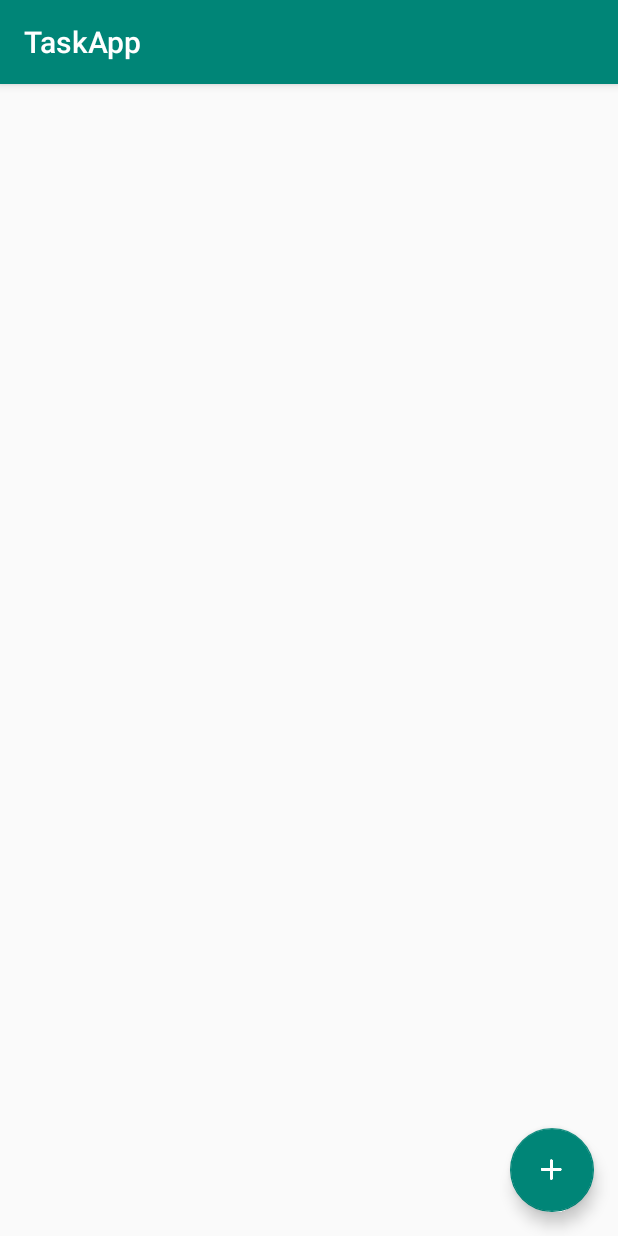
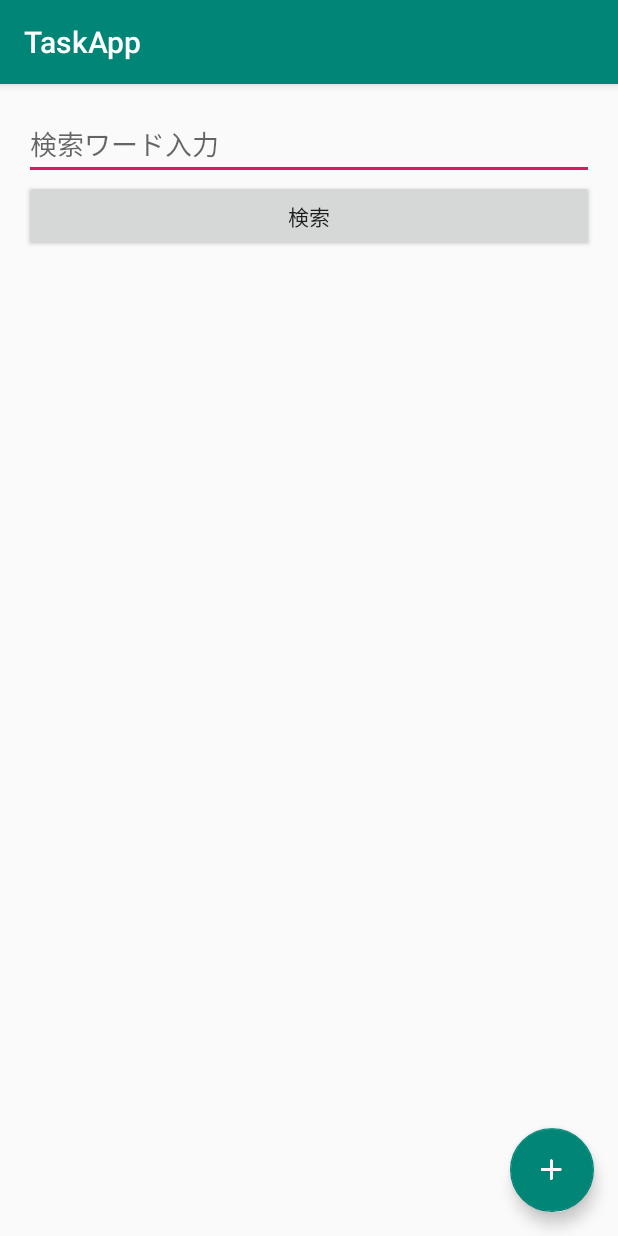
Before and after one commit to konishikouhei72/TaskApp, an Android app: the screen it shows after launch (MainActivity), on a phone screen of 412 x 824 dp. Run offline under Robolectric (Android 15) with nearby library versions, the phone set to English and light mode, and no system bars; libraries missing offline, so code that uses them is left out: io.realm, jp.techacademy.konishi; 5 statements that could not run were skipped.

```diff
--- a/app/src/main/java/jp/techacademy/konishi/kouhei/taskapp/MainActivity.kt
+++ b/app/src/main/java/jp/techacademy/konishi/kouhei/taskapp/MainActivity.kt
@@ -10,12 +10,12 @@ import android.content.Intent
 import android.support.v7.app.AlertDialog
 import android.app.AlarmManager
 import android.app.PendingIntent
-
+import android.view.View
 
 
 const val EXTRA_TASK = "jp.techacademy.taro.kirameki.taskapp.TASK"
 
-class MainActivity : AppCompatActivity() {
+class MainActivity : AppCompatActivity(),View.OnClickListener {
     private lateinit var mRealm: Realm
     private val mRealmListener = object : RealmChangeListener<Realm> {
         override fun onChange(element: Realm) {
@@ -33,6 +33,7 @@ class MainActivity : AppCompatActivity() {
             val intent = Intent(this@MainActivity, InputActivity::class.java)
             startActivity(intent)
         }
+
 
         // Realmの設定
         mRealm = Realm.getDefaultInstance()
@@ -91,11 +92,21 @@ class MainActivity : AppCompatActivity() {
         }
 
         reloadListView()
+        search_button.setOnClickListener(this)
     }
 
+    var n: String = ""
+    override fun onClick(v: View) {
+        n = search_edit_text.text.toString()
+        reloadListView()
+    }
+
+
     private fun reloadListView() {
+        n = search_edit_text.text.toString()
+
         // Realmデータベースから、「全てのデータを取得して新しい日時順に並べた結果」を取得
-        val taskRealmResults = mRealm.where(Task::class.java).findAll().sort("date", Sort.DESCENDING)
+        var taskRealmResults = mRealm.where(Task::class.java).equalTo("category",n).findAll().sort("date", Sort.DESCENDING)
 
         // 上記の結果を、TaskList としてセットする
         mTaskAdapter.taskList = mRealm.copyFromRealm(taskRealmResults)
--- a/app/src/main/res/layout/activity_main.xml
+++ b/app/src/main/res/layout/activity_main.xml
@@ -1,4 +1,5 @@
 <?xml version="1.0" encoding="utf-8"?>
+
 <android.support.design.widget.CoordinatorLayout
     xmlns:android="http://schemas.android.com/apk/res/android"
     xmlns:app="http://schemas.android.com/apk/res-auto"
@@ -8,10 +9,41 @@
     android:fitsSystemWindows="true"
     tools:context=".MainActivity">
 
-    <ListView
-        android:id="@+id/listView1"
+    <RelativeLayout
+        android:id="@+id/relativeLayout"
         android:layout_width="match_parent"
-        android:layout_height="match_parent"/>
+        android:layout_height="match_parent"
+        android:paddingLeft="16dp"
+        android:paddingTop="16dp"
+        android:paddingRight="16dp"
+        android:paddingBottom="16dp"
+        app:layout_behavior="@string/appbar_scrolling_view_behavior"
+        tools:context=".InputActivity"
+        tools:showIn="@layout/activity_input">
+
+        <EditText
+            android:id="@+id/search_edit_text"
+            android:layout_width="match_parent"
+            android:layout_height="wrap_content"
+            android:hint="検索ワード入力" />
+
+        <Button
+            android:id="@+id/search_button"
+            android:layout_width="match_parent"
+            android:layout_height="wrap_content"
+            android:layout_below="@id/search_edit_text"
+            android:layout_alignParentStart="true"
+            android:text="検索" />
+
+        <ListView
+            android:id="@+id/listView1"
+            android:layout_below="@id/search_button"
+            android:layout_width="match_parent"
+            android:layout_height="match_parent"/>
+
+
+
+    </RelativeLayout>
 
     <android.support.design.widget.FloatingActionButton
         android:id="@+id/fab"
```
Also changed, not shown: app/src/main/res/layout/content_main.xml (deleted, +0 -20 lines).
